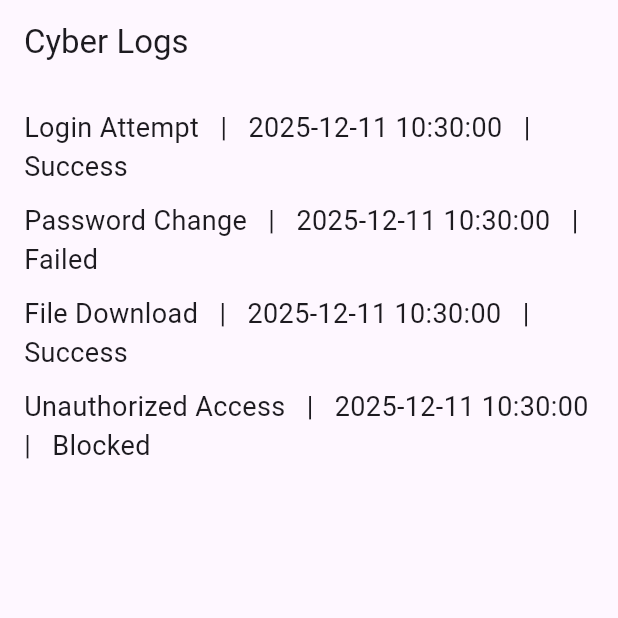
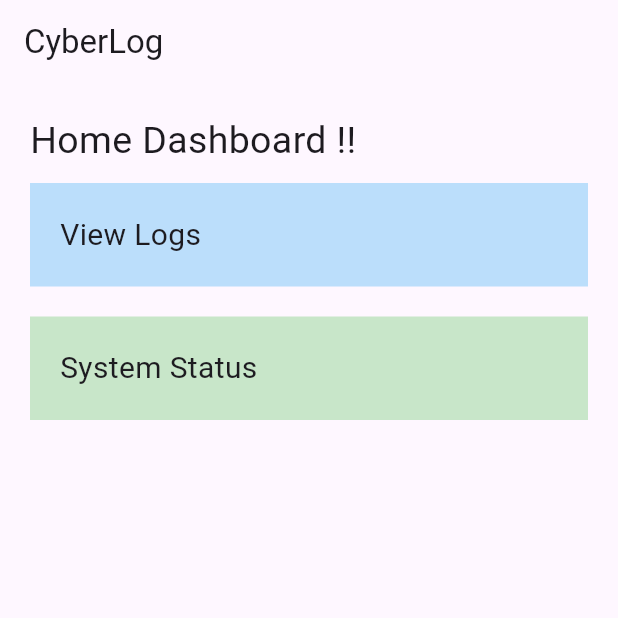
Before and after one commit to DevanshBakrania/Cyberlog, a Flutter app: the screen it shows after launch, on a phone screen of 412 x 824 dp, the top half of it. Run offline on Flutter 3.47's test engine with Material 3 defaults, Android fonts, the phone set to English and light mode, and no system bars.

Commit message:
CyberLog project

```diff
--- a/lib/main.dart
+++ b/lib/main.dart
@@ -1,55 +1,68 @@
 import 'package:flutter/material.dart';
 
 void main() {
-  runApp(const MyApp());
+  runApp(const CyberLogApp());
 }
 
-class MyApp extends StatelessWidget {
-  const MyApp({super.key});
+class CyberLogApp extends StatelessWidget {
+  const CyberLogApp({super.key});
 
   @override
   Widget build(BuildContext context) {
     return MaterialApp(
-      home: CyberLogPage(),
+      title: "CyberLog",
+      home: const HomeScreen(),
     );
   }
 }
 
-class Log {
-  String action;
-  DateTime timestamp;
-  String status;
-
-  Log(this.action, this.timestamp, this.status);
-}
-
-class CyberLogPage extends StatelessWidget {
-  CyberLogPage({super.key});
-
-  final List<Log> logs = [
-    Log("Login Attempt", DateTime.now(), "Success"),
-    Log("Password Change", DateTime.now(), "Failed"),
-    Log("File Download", DateTime.now(), "Success"),
-    Log("Unauthorized Access", DateTime.now(), "Blocked"),
-  ];
+class HomeScreen extends StatelessWidget {
+  const HomeScreen({super.key});
 
   @override
   Widget build(BuildContext context) {
     return Scaffold(
-      appBar: AppBar(title: const Text("Cyber Logs")),
+      appBar: AppBar(
+        title: const Text("CyberLog"),
+      ),
       body: Padding(
-        padding: const EdgeInsets.all(16.0),
+        padding: const EdgeInsets.all(20),
         child: Column(
           crossAxisAlignment: CrossAxisAlignment.start,
-          children: logs.map((log) {
-            return Padding(
-              padding: const EdgeInsets.only(bottom: 10),
-              child: Text(
-                "${log.action}   |   ${log.timestamp.toLocal().toString().split(".")[0]}   |   ${log.status}",
-                style: const TextStyle(fontSize: 18),
+          children: [
+            const Text(
+              "Home Dashboard !!",
+              style: TextStyle(fontSize: 25),
+            ),
+
+            const SizedBox(height: 10),
+
+            Container(
+              width: double.infinity,
+              padding: const EdgeInsets.all(20),
+              decoration: BoxDecoration(
+                color: Colors.blue.shade100,
               ),
-            );
-          }).toList(),
+              child: const Text(
+                "View Logs",
+                style: TextStyle(fontSize: 20),
+              ),
+            ),
+
+            const SizedBox(height: 20),
+
+            Container(
+              width: double.infinity,
+              padding: const EdgeInsets.all(20),
+              decoration: BoxDecoration(
+                color: Colors.green.shade100,
+              ),
+              child: const Text(
+                "System Status",
+                style: TextStyle(fontSize: 20),
+              ),
+            ),
+          ],
         ),
       ),
     );
```
Also changed, not shown: 1 other file.
